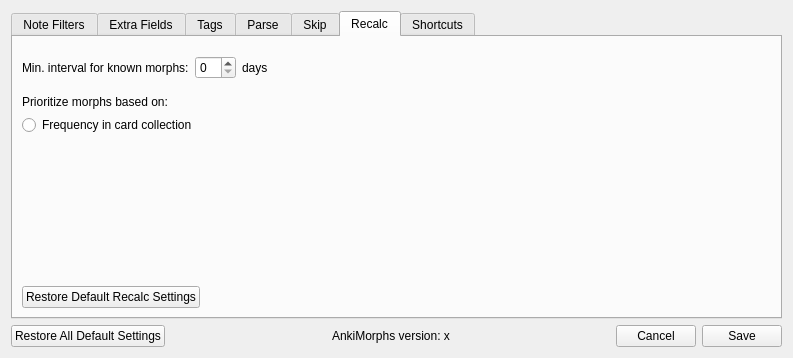
First picture: the form in ankimorphs/ui/settings_dialog.ui, repository mortii/anki-morphs, before the edit.
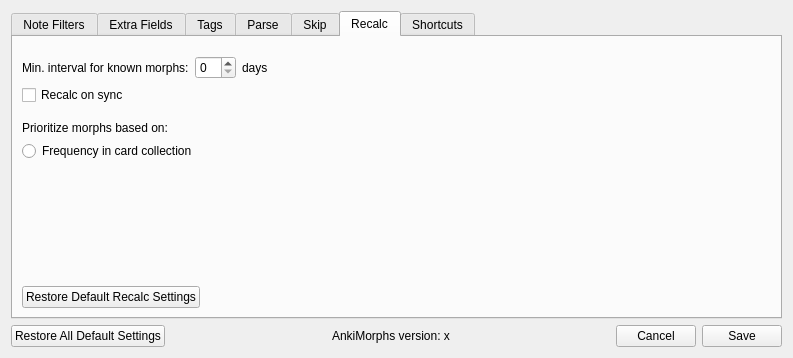
Second picture: the form after the edit. The open tabs and pages were chosen to show the change.

Commit message: added recalc on sync option

Diff of the .ui file:
```diff
--- a/ankimorphs/ui/settings_dialog.ui
+++ b/ankimorphs/ui/settings_dialog.ui
@@ -441,6 +441,13 @@
              </item>
             </layout>
            </item>
+           <item>
+            <widget class="QCheckBox" name="recalc_on_sync">
+             <property name="text">
+              <string>Recalc on sync</string>
+             </property>
+            </widget>
+           </item>
            <item>
             <layout class="QVBoxLayout" name="verticalLayout_14">
              <property name="topMargin">
```
The commit also changes 5 other files.
